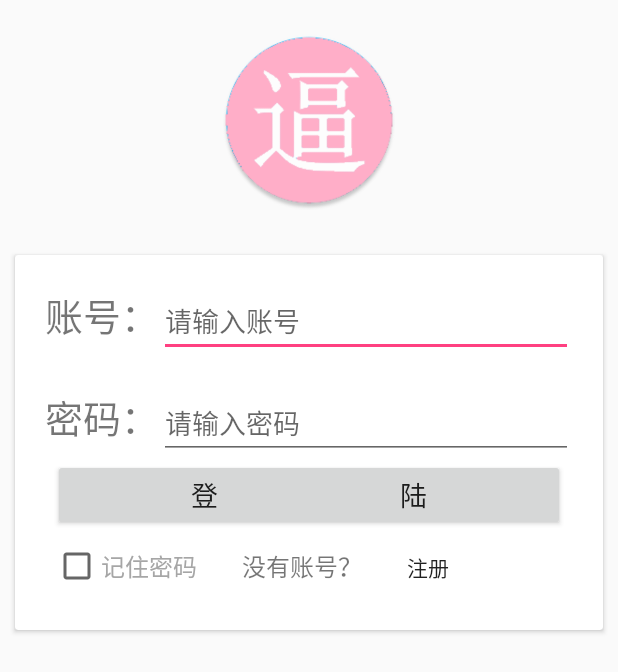
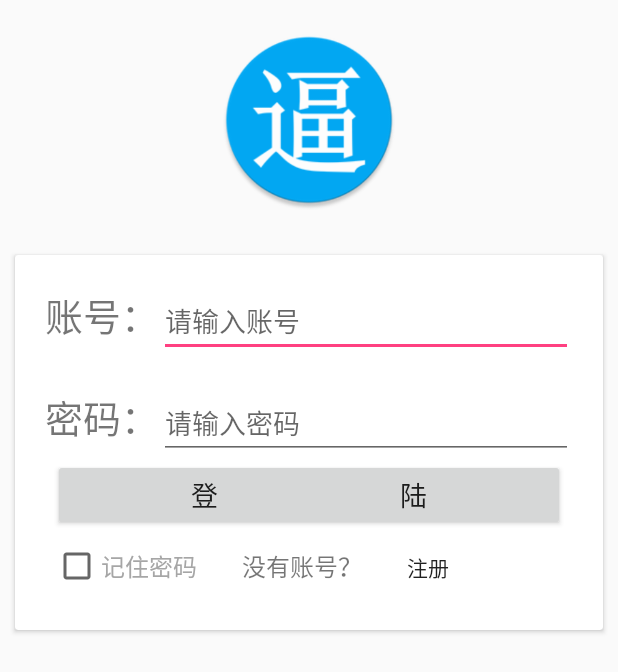
Before and after one commit to TaurusTrue/bihu, an Android app: the screen it shows after launch (LoginActivity), on a phone screen of 412 x 824 dp. Shown: the top 672 px of the screen. Run offline under Robolectric (Android 15) with nearby library versions, the phone set to English and light mode, and no system bars.

Commit message:
小小的修改

```diff
--- a/app/src/main/AndroidManifest.xml
+++ b/app/src/main/AndroidManifest.xml
@@ -5,7 +5,10 @@
     <uses-permission android:name="android.permission.INTERNET" />
     <uses-permission android:name="android.permission.ACCESS_NETWORK_STATE" />
     <uses-permission android:name="android.permission.ACCESS_WIFI_STATE" />
+    <uses-permission android:name="android.permission.CAMERA"/>
     <uses-permission android:name="android.permission.WRITE_EXTERNAL_STORAGE"/>
+    <uses-permission android:name="android.permission.READ_EXTERNAL_STORAGE"/>
+    <uses-permission android:name="android.permission.RECORD_AUDIO" />
 
 
     <application
@@ -45,7 +48,8 @@
             android:name=".Activity.AnswerListActivity"
             android:label="问题详情"></activity>
         <activity android:name=".Activity.AvatarChangeActivity"
-            android:label=""></activity>
+            android:label="">
+        </activity>
     </application>
 
 </manifest>
--- a/app/src/main/java/com/example/taurus/bihu/Activity/AvatarChangeActivity.java
+++ b/app/src/main/java/com/example/taurus/bihu/Activity/AvatarChangeActivity.java
@@ -88,6 +88,7 @@ public class AvatarChangeActivity extends BaseActivity {
         initData();
         loadOpenAlbumButton();
         loadDoneButton();
+        loadtakePhotoButton();
     }
 
     private void getTokenFromService() {
@@ -375,9 +376,4 @@ public class AvatarChangeActivity extends BaseActivity {
             Toast.makeText(AvatarChangeActivity.this, "failed to get iamge", Toast.LENGTH_SHORT).show();
         }
     }
-
-    @Override
-    protected void onDestroy() {
-        super.onDestroy();
-    }
 }
--- a/app/src/main/java/com/example/taurus/bihu/Activity/MainActivity.java
+++ b/app/src/main/java/com/example/taurus/bihu/Activity/MainActivity.java
@@ -167,7 +167,7 @@ public class MainActivity extends BaseActivity {
         setSupportActionBar(toolbar);
         ActionBar actionBar = getSupportActionBar();
         actionBar.setDisplayHomeAsUpEnabled(true);
-        actionBar.setHomeAsUpIndicator(R.drawable.ic_menu);
+        actionBar.setHomeAsUpIndicator(R.drawable.ic_menu_white_24dp);
     }
 
     private void initDialog(){
--- a/app/src/main/res/layout/activity_login.xml
+++ b/app/src/main/res/layout/activity_login.xml
@@ -12,7 +12,7 @@
         android:layout_width="wrap_content"
         android:layout_height="120dp"
         android:layout_margin="20dp"
-        android:src="@drawable/ic_launcher"
+        android:src="@drawable/ic_done"
         android:layout_gravity="center"/>
 
     <android.support.v7.widget.CardView
```
